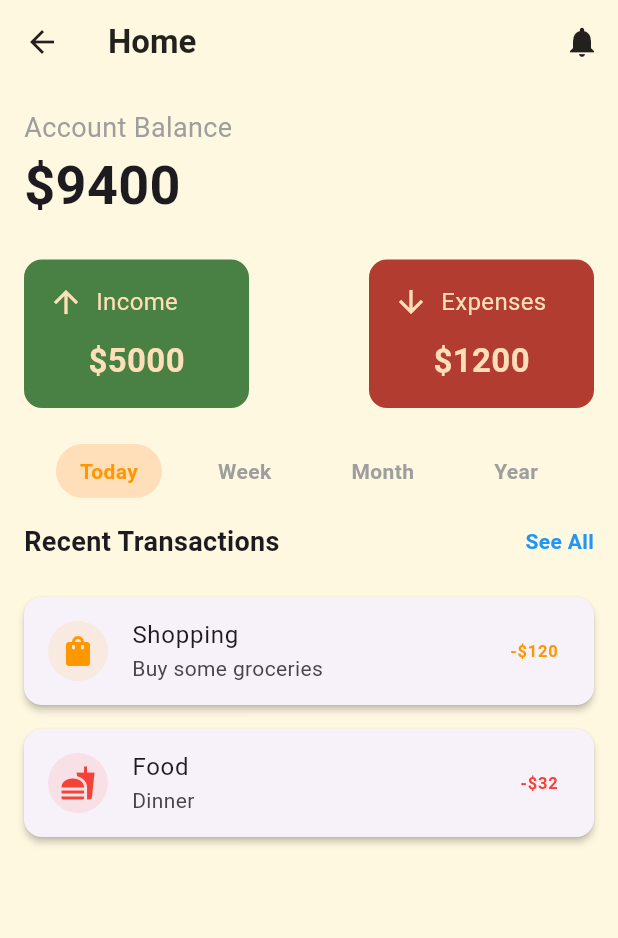
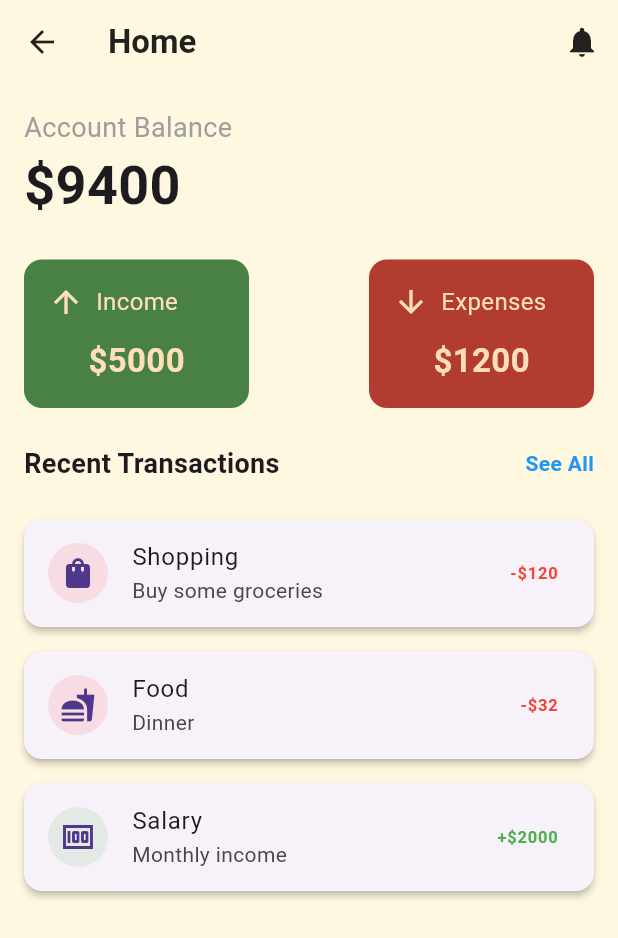
Before and after one commit to Alex-Bolgan/KPP, a Flutter app: the HomeScreen screen opened directly, on a phone screen of 412 x 824 dp. Shown: the top 938 px of the screen. Run offline on Flutter 3.47's test engine with Material 3 defaults, Android fonts, the phone set to English and light mode, and no system bars; our stand-ins replace firebase_auth, firebase_core, firebase_crashlytics; accounts and stored records are empty.

Commit message:
feat: update the screens to use providers

```diff
--- /dev/null
+++ b/expense_tracker/lib/models/account.dart
@@ -0,0 +1,11 @@
+class Account {
+  final String name;
+  final String balance;
+  final String icon;
+
+  Account({
+    required this.name,
+    required this.balance,
+    required this.icon,
+  });
+}
--- /dev/null
+++ b/expense_tracker/lib/models/transaction.dart
@@ -0,0 +1,21 @@
+import 'package:flutter/material.dart';
+
+class Transaction {
+  final String type; // Income or Expense
+  final String amount;
+  final String category;
+  final String description;
+  final String wallet;
+  final String date;
+  final IconData icon;
+
+  Transaction({
+    required this.type,
+    required this.amount,
+    required this.category,
+    required this.description,
+    required this.wallet,
+    required this.date,
+    required this.icon,
+  });
+}
--- /dev/null
+++ b/expense_tracker/lib/providers/transaction_provider.dart
@@ -0,0 +1,59 @@
+import 'package:expense_tracker/models/transaction.dart';
+import 'package:flutter/material.dart';
+
+class TransactionProvider with ChangeNotifier {
+  // Hardcoded transactions
+  final List<Transaction> _transactions = [
+    Transaction(
+      type: 'Expense',
+      amount: '-\$120',
+      category: 'Shopping',
+      description: 'Buy some groceries',
+      wallet: 'Wallet',
+      date: 'Apr 1, 2025',
+      icon: Icons.shopping_bag,
+    ),
+    Transaction(
+      type: 'Expense',
+      amount: '-\$32',
+      category: 'Food',
+      description: 'Dinner',
+      wallet: 'Wallet',
+      date: 'Apr 2, 2025',
+      icon: Icons.fastfood,
+    ),
+    Transaction(
+      type: 'Income',
+      amount: '+\$2000',
+      category: 'Salary',
+      description: 'Monthly income',
+      wallet: 'Bank Account',
+      date: 'Apr 3, 2025',
+      icon: Icons.money,
+    ),
+  ];
+
+  // Getter for transactions
+  List<Transaction> get transactions => [..._transactions];
+
+  // Selected transaction
+  Transaction? _selectedTransaction;
+
+  Transaction? get selectedTransaction => _selectedTransaction;
+
+  // Update the selected transaction
+  void selectTransaction(Transaction transaction) {
+    _selectedTransaction = transaction;
+    notifyListeners();
+  }
+
+  // Update a specific transaction (placeholder for saving edits)
+  void updateTransaction(Transaction updatedTransaction) {
+    final index = _transactions.indexOf(_selectedTransaction!);
+    if (index != -1) {
+      _transactions[index] = updatedTransaction;
+      _selectedTransaction = updatedTransaction;
+      notifyListeners();
+    }
+  }
+}
--- a/expense_tracker/lib/screens/home_screen.dart
+++ b/expense_tracker/lib/screens/home_screen.dart
@@ -1,87 +1,17 @@
-import 'package:expense_tracker/screens/transaction_details_screen.dart';
+import 'package:expense_tracker/providers/transaction_provider.dart';
 import 'package:flutter/material.dart';
+import 'package:provider/provider.dart';
+import '../models/transaction.dart';
+import 'transaction_details_screen.dart';
 
-class HomeScreen extends StatefulWidget {
+class HomeScreen extends StatelessWidget {
   const HomeScreen({super.key});
 
   @override
-  State<HomeScreen> createState() => _HomeScreenState();
-}
+  Widget build(BuildContext context) {
+    final transactionProvider = Provider.of<TransactionProvider>(context);
+    final transactions = transactionProvider.transactions;
 
-class _HomeScreenState extends State<HomeScreen> {
-  final List<String> filterOptions = ['Today', 'Week', 'Month', 'Year'];
-  int selectedFilter = 0; // Selected filter index
-
-  // Hardcoded transaction data
-  final Map<String, List<Map<String, dynamic>>> transactions = {
-    'Today': [
-      {
-        'title': 'Shopping',
-        'subtitle': 'Buy some groceries',
-        'amount': '-\$120',
-        'color': Colors.orange,
-        'icon': Icons.shopping_bag,
-      },
-      {
-        'title': 'Food',
-        'subtitle': 'Dinner',
-        'amount': '-\$32',
-        'color': Colors.red,
-        'icon': Icons.fastfood,
-      },
-    ],
-    'Week': [
-      {
-        'title': 'Salary',
-        'subtitle': 'Monthly income',
-        'amount': '+\$2000',
-        'color': Colors.green,
-        'icon': Icons.attach_money,
-      },
-      {
-        'title': 'Shopping',
-        'subtitle': 'Buy new shoes',
-        'amount': '-\$150',
-        'color': Colors.orange,
-        'icon': Icons.shopping_bag,
-      },
-    ],
-    'Month': [
-      {
-        'title': 'Groceries',
-        'subtitle': 'Supermarket shopping',
-        'amount': '-\$300',
-        'color': Colors.orange,
-        'icon': Icons.shopping_cart,
-      },
-      {
-        'title': 'Rent',
-        'subtitle': 'Monthly house rent',
-        'amount': '-\$800',
-        'color': Colors.red,
-        'icon': Icons.house,
-      },
-    ],
-    'Year': [
-      {
-        'title': 'Bonus',
-        'subtitle': 'Year-end bonus',
-        'amount': '+\$5000',
-        'color': Colors.green,
-        'icon': Icons.money,
-      },
-      {
-        'title': 'Vacation',
-        'subtitle': 'Trip to Hawaii',
-        'amount': '-\$2000',
-        'color': Colors.purple,
-        'icon': Icons.beach_access,
-      },
-    ],
-  };
-
-  @override
-  Widget build(BuildContext context) {
     return Scaffold(
       appBar: AppBar(
         backgroundColor: Colors.amber[50],
@@ -99,7 +29,7 @@ class _HomeScreenState extends State<HomeScreen> {
         ],
       ),
       body: Container(
-        color: Colors.amber[50], // Background color
+        color: Colors.amber[50],
         padding: const EdgeInsets.all(16.0),
         child: Column(
           crossAxisAlignment: CrossAxisAlignment.start,
@@ -124,8 +54,6 @@ class _HomeScreenState extends State<HomeScreen> {
               ],
             ),
             const SizedBox(height: 24),
-            _buildTransactionFilter(),
-            const SizedBox(height: 16),
             Row(
               mainAxisAlignment: MainAxisAlignment.spaceBetween,
               children: [
@@ -153,56 +81,19 @@ class _HomeScreenState extends State<HomeScreen> {
             const SizedBox(height: 16),
             Expanded(
               child: ListView.builder(
-                itemCount: transactions[filterOptions[selectedFilter]]!.length,
+                itemCount: transactions.length,
                 itemBuilder: (context, index) {
-                  final transaction = transactions[filterOptions[selectedFilter]]![index];
+                  final transaction = transactions[index];
                   return _buildTransactionTile(
-                    title: transaction['title'],
-                    subtitle: transaction['subtitle'],
-                    amount: transaction['amount'],
-                    color: transaction['color'],
-                    icon: transaction['icon'],
+                    transaction,
+                    context,
+                    transaction.icon,
                   );
                 },
               ),
             ),
           ],
         ),
-      ),
-    );
-  }
-
-  Widget _buildTransactionFilter() {
-    return Row(
-      mainAxisAlignment: MainAxisAlignment.spaceEvenly,
-      children: List.generate(
-        filterOptions.length,
-        (index) {
-          final isSelected = index == selectedFilter;
-          return GestureDetector(
-            onTap: () {
-              setState(() {
-                selectedFilter = index;
-              });
-            },
-            child: Container(
-              padding: const EdgeInsets.symmetric(horizontal: 16, vertical: 8),
-              decoration: BoxDecoration(
-                color: isSelected
-                    ? const Color.fromARGB(255, 255, 223, 186)
-                    : Colors.transparent,
-                borderRadius: BorderRadius.circular(20),
-              ),
-              child: Text(
-                filterOptions[index],
-                style: TextStyle(
-                  fontWeight: FontWeight.bold,
-                  color: isSelected ? Colors.orange : Colors.grey,
-                ),
-              ),
-            ),
-          );
-        },
       ),
     );
   }
@@ -227,7 +118,7 @@ class _HomeScreenState extends State<HomeScreen> {
               const SizedBox(width: 8),
               Text(
                 title,
-                style: TextStyle(color:const Color.fromARGB(255, 255, 223, 186), fontSize: 16),
+                style: TextStyle(color: const Color.fromARGB(255, 255, 223, 186), fontSize: 16),
               ),
             ],
           ),
@@ -245,28 +136,22 @@ class _HomeScreenState extends State<HomeScreen> {
     );
   }
 
-  Widget _buildTransactionTile({
-  required String title,
-  required String subtitle,
-  required String amount,
-  required Color color,
-  required IconData icon,
-}) {
+  Widget _buildTransactionTile(Transaction transaction, BuildContext context, IconData icon) {
     return GestureDetector(
       onTap: () {
-      // Navigate to TransactionDetailsScreen
+        // Use Provider to set the selected transaction and navigate
+        Provider.of<TransactionProvider>(context, listen: false)
+            .selectTransaction(transaction);
         Navigator.push(
           context,
           MaterialPageRoute(
             builder: (context) => TransactionDetailsScreen(
-            transactionType: title.contains('Salary') || title.contains('Bonus')
-                ? 'Income'
-                : 'Expense',
-            amount: amount,
-            category: title,
-            description: subtitle,
-            wallet: 'Wallet', // Hardcoded wallet for now
-            date: 'Apr 1, 2025', // Hardcoded date for now
+              transactionType: transaction.type,
+              amount: transaction.amount,
+              category: transaction.category,
+              description: transaction.description,
+              wallet: transaction.wallet,
+              date: transaction.date,
             ),
           ),
         );
@@ -276,14 +161,20 @@ class _HomeScreenState extends State<HomeScreen> {
         margin: const EdgeInsets.symmetric(vertical: 8.0),
         child: ListTile(
           leading: CircleAvatar(
-          backgroundColor: color.withOpacity(0.1),
-          child: Icon(icon, color: color),
+            backgroundColor: transaction.type == 'Income'
+                ? Colors.green.withAlpha(30)
+                : Colors.red.withAlpha(30),
+            child: Icon(icon),
           ),
-        title: Text(title),
-        subtitle: Text(subtitle),
+          title: Text(transaction.category),
+          subtitle: Text(transaction.description),
           trailing: Text(
-          amount,
-          style: TextStyle(color: color, fontWeight: FontWeight.bold),
+            transaction.amount,
+            style: TextStyle(
+              color:
+                  transaction.type == 'Income' ? Colors.green : Colors.red,
+              fontWeight: FontWeight.bold,
+            ),
           ),
         ),
       ),
```
Also changed, not shown: expense_tracker/lib/providers/account_provider.dart (added, +32 -0 lines), expense_tracker/lib/screens/account_detail_screen.dart (+12 -16 lines), expense_tracker/lib/screens/accounts_screen.dart (+20 -28 lines), expense_tracker/lib/screens/transaction_details_screen.dart (+14 -4 lines). Lines whose indentation alone changed are shown as unchanged.
